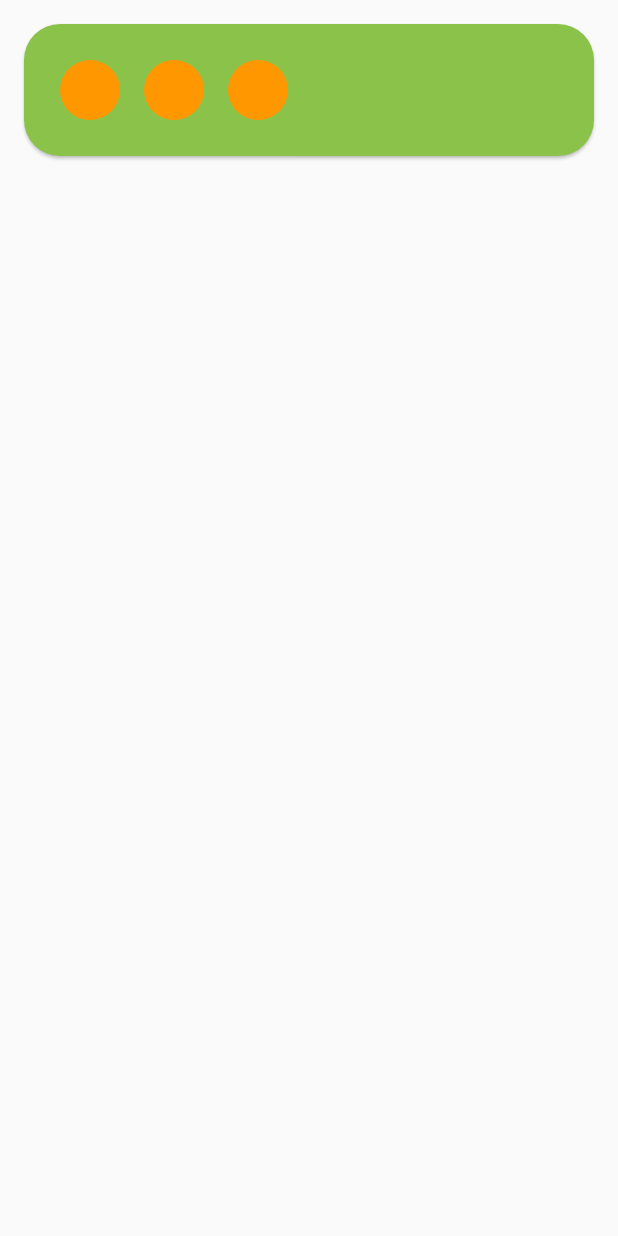
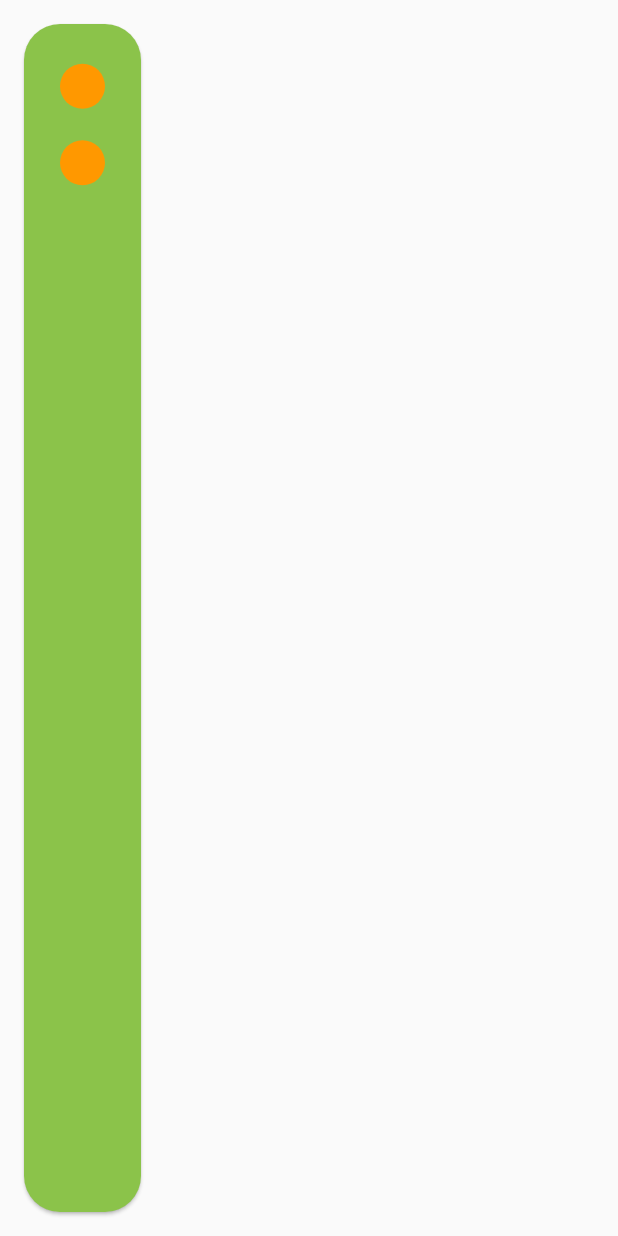
Before and after one commit to Rakibul25/class_tech1, a Flutter app: the screen it shows after launch, on a phone screen of 412 x 824 dp. Run offline on Flutter 3.47's test engine with Material 2 defaults, Android fonts, the phone set to English and light mode, and no system bars.

Commit message:
homework p2

```diff
--- a/lib/homepage.dart
+++ b/lib/homepage.dart
@@ -25,7 +25,12 @@ class _HomePageState extends State<HomePage> {
           color: Colors.lightGreen,
           child: Padding(
             padding: const EdgeInsets.all(16.0),
-            child: Row(children: [recir(), recir(), recir()]),
+            child: Column(
+              children: [
+                recir(),
+                recir(),
+              ],
+            ),
           ),
         ),
       ),
@@ -37,8 +42,8 @@ Widget recir() {
   return Padding(
     padding: const EdgeInsets.all(8.0),
     child: Container(
-      width: 40.0,
-      height: 40.0,
+      width: 30.0,
+      height: 35.0,
       decoration: new BoxDecoration(
         color: Colors.orange,
         shape: BoxShape.circle,
```
